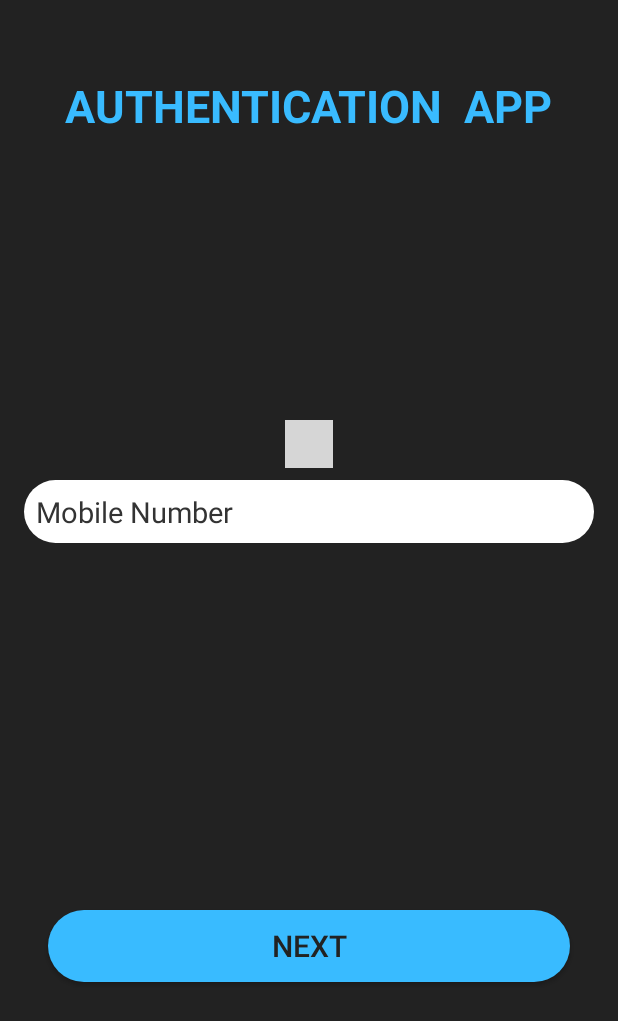
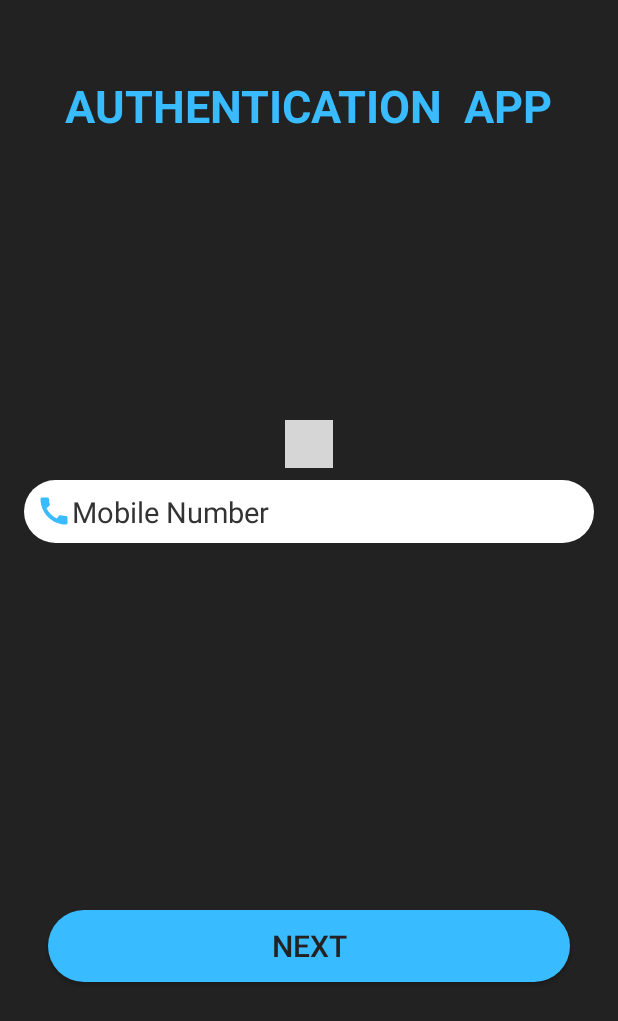
Before and after one commit to undiscovered-genius/login_firebase, an Android app: the screen it shows after launch (PhoneActivity), after a tap on "PHONE", on a phone screen of 412 x 824 dp. Shown: the top 1021 px of the screen. Run offline under Robolectric (Android 15) with nearby library versions, the phone set to English and light mode, and no system bars; our stand-ins replace Firebase (no records; nobody signed in at launch, a user with empty details on screens opened directly); libraries missing offline, so code that uses them is left out: com.rilixtech.widget; plain views replace CountryCodePicker; 1 statement that could not run was skipped; grey boxes are pictures that could not be loaded.

```diff
--- a/app/src/main/res/drawable/ic_baseline_email_24.xml
+++ b/app/src/main/res/drawable/ic_baseline_email_24.xml
@@ -1,4 +1,4 @@
-<vector android:height="24dp" android:tint="#040905"
+<vector android:height="24dp" android:tint="#39bbff"
     android:viewportHeight="24" android:viewportWidth="24"
     android:width="24dp" xmlns:android="http://schemas.android.com/apk/res/android">
     <path android:fillColor="@android:color/white" android:pathData="M20,4L4,4c-1.1,0 -1.99,0.9 -1.99,2L2,18c0,1.1 0.9,2 2,2h16c1.1,0 2,-0.9 2,-2L22,6c0,-1.1 -0.9,-2 -2,-2zM20,8l-8,5 -8,-5L4,6l8,5 8,-5v2z"/>
--- /dev/null
+++ b/app/src/main/res/drawable/ic_baseline_password_24.xml
@@ -0,0 +1,5 @@
+<vector android:height="24dp" android:tint="#39BBFF"
+    android:viewportHeight="24" android:viewportWidth="24"
+    android:width="24dp" xmlns:android="http://schemas.android.com/apk/res/android">
+    <path android:fillColor="@android:color/white" android:pathData="M2,17h20v2H2V17zM3.15,12.95L4,11.47l0.85,1.48l1.3,-0.75L5.3,10.72H7v-1.5H5.3l0.85,-1.47L4.85,7L4,8.47L3.15,7l-1.3,0.75L2.7,9.22H1v1.5h1.7L1.85,12.2L3.15,12.95zM9.85,12.2l1.3,0.75L12,11.47l0.85,1.48l1.3,-0.75l-0.85,-1.48H15v-1.5h-1.7l0.85,-1.47L12.85,7L12,8.47L11.15,7l-1.3,0.75l0.85,1.47H9v1.5h1.7L9.85,12.2zM23,9.22h-1.7l0.85,-1.47L20.85,7L20,8.47L19.15,7l-1.3,0.75l0.85,1.47H17v1.5h1.7l-0.85,1.48l1.3,0.75L20,11.47l0.85,1.48l1.3,-0.75l-0.85,-1.48H23V9.22z"/>
+</vector>
--- a/app/src/main/res/drawable/ic_baseline_person_24.xml
+++ b/app/src/main/res/drawable/ic_baseline_person_24.xml
@@ -1,4 +1,4 @@
-<vector android:height="24dp" android:tint="#040905"
+<vector android:height="24dp" android:tint="#39bbff"
     android:viewportHeight="24" android:viewportWidth="24"
     android:width="24dp" xmlns:android="http://schemas.android.com/apk/res/android">
     <path android:fillColor="@android:color/white" android:pathData="M12,12c2.21,0 4,-1.79 4,-4s-1.79,-4 -4,-4 -4,1.79 -4,4 1.79,4 4,4zM12,14c-2.67,0 -8,1.34 -8,4v2h16v-2c0,-2.66 -5.33,-4 -8,-4z"/>
--- a/app/src/main/res/drawable/icon_call.xml
+++ b/app/src/main/res/drawable/icon_call.xml
@@ -1,4 +1,4 @@
-<vector android:height="24dp" android:tint="#040905"
+<vector android:height="24dp" android:tint="#39bbff"
     android:viewportHeight="24" android:viewportWidth="24"
     android:width="24dp" xmlns:android="http://schemas.android.com/apk/res/android">
     <path android:fillColor="@android:color/white" android:pathData="M20.01,15.38c-1.23,0 -2.42,-0.2 -3.53,-0.56 -0.35,-0.12 -0.74,-0.03 -1.01,0.24l-1.57,1.97c-2.83,-1.35 -5.48,-3.9 -6.89,-6.83l1.95,-1.66c0.27,-0.28 0.35,-0.67 0.24,-1.02 -0.37,-1.11 -0.56,-2.3 -0.56,-3.53 0,-0.54 -0.45,-0.99 -0.99,-0.99H4.19C3.65,3 3,3.24 3,3.99 3,13.28 10.73,21 20.01,21c0.71,0 0.99,-0.63 0.99,-1.18v-3.45c0,-0.54 -0.45,-0.99 -0.99,-0.99z"/>
--- a/app/src/main/res/layout/activity_login.xml
+++ b/app/src/main/res/layout/activity_login.xml
@@ -35,6 +35,7 @@
         android:background="@drawable/edittext"
         android:ems="10"
         android:hint="Password"
+        android:drawableLeft="@drawable/ic_baseline_password_24"
         android:inputType="textPassword"
         android:padding="10dp"
         android:paddingStart="20dp"
--- a/app/src/main/res/layout/activity_main.xml
+++ b/app/src/main/res/layout/activity_main.xml
@@ -85,6 +85,7 @@
         android:ems="10"
         android:hint="Password"
         android:inputType="textPassword"
+        android:drawableLeft="@drawable/ic_baseline_password_24"
         android:padding="10dp"
         android:paddingStart="20dp"
         app:layout_constraintBottom_toTopOf="@+id/prophone"
--- a/app/src/main/res/layout/activity_phone.xml
+++ b/app/src/main/res/layout/activity_phone.xml
@@ -46,6 +46,7 @@
         android:background="@drawable/edittext"
         android:ems="10"
         android:hint="Mobile Number"
+        android:drawableLeft="@drawable/icon_call"
         android:inputType="phone"
         android:padding="8dp"
         android:textColor="#222222"
@@ -114,9 +115,11 @@
         android:background="@drawable/edittext"
         android:ems="10"
         android:hint="Enter OTP"
+        android:drawableLeft="@drawable/ic_baseline_password_24"
         android:inputType="number"
         android:padding="10dp"
         android:textColor="#222222"
+        android:textStyle="bold"
         android:textColorHighlight="#E8E9EE"
         android:textColorHint="#39bbff"
         android:visibility="invisible"
```
